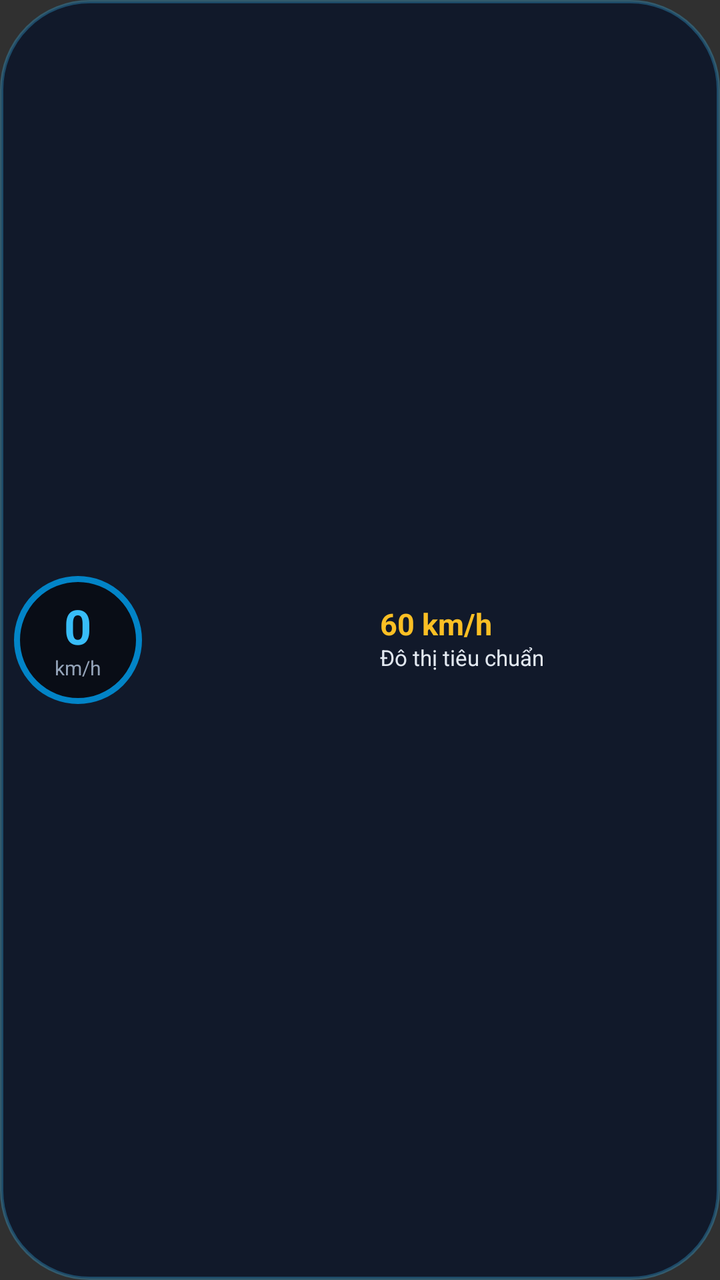
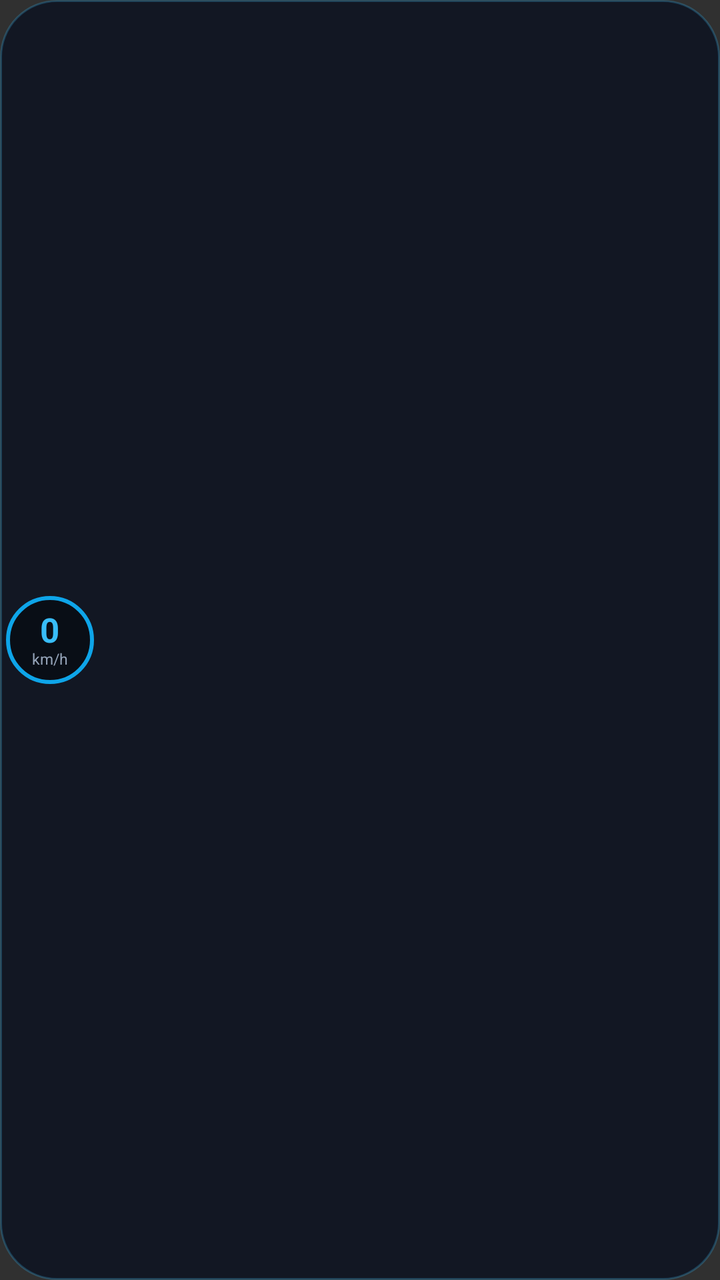

Two renders of the same Android screen: before a commit and after it. Below are the layout's source before the change and the commit's diff.
<!-- AndroidManifest.xml: application theme Theme.VietmapCarBubble -->
<!-- res/layout/layout_floating_bubble.xml -->
<?xml version="1.0" encoding="utf-8"?>
<LinearLayout xmlns:android="http://schemas.android.com/apk/res/android"
    android:id="@+id/rootBubbleContainer"
    android:layout_width="wrap_content"
    android:layout_height="wrap_content"
    android:background="@drawable/bg_bubble_pill"
    android:gravity="center_vertical"
    android:orientation="horizontal"
    android:paddingStart="7dp"
    android:paddingTop="6dp"
    android:paddingEnd="10dp"
    android:paddingBottom="6dp">

    
    <LinearLayout
        android:id="@+id/speedCircleContainer"
        android:layout_width="64dp"
        android:layout_height="64dp"
        android:background="@drawable/bg_speedometer_normal"
        android:gravity="center"
        android:orientation="vertical">

        <TextView
            android:id="@+id/tvCurrentSpeed"
            android:layout_width="wrap_content"
            android:layout_height="wrap_content"
            android:includeFontPadding="false"
            android:text="0"
            android:textColor="#38BDF8"
            android:textSize="24sp"
            android:textStyle="bold" />

        <TextView
            android:id="@+id/tvSpeedUnit"
            android:layout_width="wrap_content"
            android:layout_height="wrap_content"
            android:includeFontPadding="false"
            android:text="km/h"
            android:textColor="#94A3B8"
            android:textSize="10sp" />
    </LinearLayout>

    
    <FrameLayout
        android:layout_width="60dp"
        android:layout_height="60dp"
        android:layout_marginStart="6dp">

        <ImageView
            android:id="@+id/ivSpeedLimitSign"
            android:layout_width="58dp"
            android:layout_height="58dp"
            android:layout_gravity="center"
            android:contentDescription="Biển báo tốc độ giới hạn"
            android:scaleType="fitCenter" />

        <TextView
            android:id="@+id/tvModeBadge"
            android:layout_width="wrap_content"
            android:layout_height="wrap_content"
            android:layout_gravity="bottom|center_horizontal"
            android:background="#D90284C7"
            android:paddingStart="4dp"
            android:paddingEnd="4dp"
            android:text="SIM"
            android:textColor="#FFFFFF"
            android:textSize="8sp"
            android:textStyle="bold"
            android:visibility="gone" />
    </FrameLayout>

    
    <LinearLayout
        android:id="@+id/alertExpandPanel"
        android:layout_width="wrap_content"
        android:layout_height="wrap_content"
        android:layout_marginStart="8dp"
        android:gravity="center_vertical"
        android:orientation="horizontal"
        android:paddingEnd="4dp">

        <ImageView
            android:id="@+id/ivUpcomingAlertIcon"
            android:layout_width="38dp"
            android:layout_height="38dp"
            android:contentDescription="Biển báo phía trước"
            android:scaleType="fitCenter" />

        <LinearLayout
            android:layout_width="wrap_content"
            android:layout_height="wrap_content"
            android:layout_marginStart="7dp"
            android:orientation="vertical">

            <TextView
                android:id="@+id/tvUpcomingAlertDistance"
                android:layout_width="wrap_content"
                android:layout_height="wrap_content"
                android:includeFontPadding="false"
                android:text="60 km/h"
                android:textColor="#FBBF24"
                android:textSize="15sp"
                android:textStyle="bold" />

            <TextView
                android:id="@+id/tvUpcomingAlertName"
                android:layout_width="wrap_content"
                android:layout_height="wrap_content"
                android:ellipsize="end"
                android:maxWidth="145dp"
                android:maxLines="1"
                android:text="Đô thị tiêu chuẩn"
                android:textColor="#E2E8F0"
                android:textSize="11sp" />
        </LinearLayout>
    </LinearLayout>

</LinearLayout>
<!-- resources referenced by this layout -->
<resources>
  <!-- drawable bg_bubble_pill (drawable) -->
  <?xml version="1.0" encoding="utf-8"?>
  <shape xmlns:android="http://schemas.android.com/apk/res/android"
      android:shape="rectangle">
      <solid android:color="#EB0F172A" />
      <corners android:radius="44dp" />
      <stroke
          android:width="1.5dp"
          android:color="#4D38BDF8" />
  </shape>
  <!-- drawable bg_speedometer_normal (drawable) -->
  <?xml version="1.0" encoding="utf-8"?>
  <shape xmlns:android="http://schemas.android.com/apk/res/android"
      android:shape="oval">
      <solid android:color="#FF090D16" />
      <stroke
          android:width="3dp"
          android:color="#FF0284C7" />
  </shape>
  <style name="Theme.VietmapCarBubble" parent="Theme.AppCompat.NoActionBar">
          <item name="colorPrimary">#0284C7</item>
          <item name="colorPrimaryDark">#0B1120</item>
          <item name="colorAccent">#38BDF8</item>
          <item name="android:statusBarColor">#0B1120</item>
          <item name="android:navigationBarColor">#0B1120</item>
      </style>
</resources>

<!-- the commit's change to res/layout/layout_floating_bubble.xml (unified diff, before → after) -->
@@ -6,16 +6,16 @@
     android:background="@drawable/bg_bubble_pill"
     android:gravity="center_vertical"
     android:orientation="horizontal"
-    android:paddingStart="7dp"
-    android:paddingTop="6dp"
-    android:paddingEnd="10dp"
-    android:paddingBottom="6dp">
+    android:paddingStart="3dp"
+    android:paddingTop="3dp"
+    android:paddingEnd="4dp"
+    android:paddingBottom="3dp">
 
     
     <LinearLayout
         android:id="@+id/speedCircleContainer"
-        android:layout_width="64dp"
-        android:layout_height="64dp"
+        android:layout_width="44dp"
+        android:layout_height="44dp"
         android:background="@drawable/bg_speedometer_normal"
         android:gravity="center"
         android:orientation="vertical">
@@ -27,7 +27,7 @@
             android:includeFontPadding="false"
             android:text="0"
             android:textColor="#38BDF8"
-            android:textSize="24sp"
+            android:textSize="17sp"
             android:textStyle="bold" />
 
         <TextView
@@ -37,19 +37,19 @@
             android:includeFontPadding="false"
             android:text="km/h"
             android:textColor="#94A3B8"
-            android:textSize="10sp" />
+            android:textSize="7.5sp" />
     </LinearLayout>
 
     
     <FrameLayout
-        android:layout_width="60dp"
-        android:layout_height="60dp"
-        android:layout_marginStart="6dp">
+        android:layout_width="42dp"
+        android:layout_height="42dp"
+        android:layout_marginStart="3dp">
 
         <ImageView
             android:id="@+id/ivSpeedLimitSign"
-            android:layout_width="58dp"
-            android:layout_height="58dp"
+            android:layout_width="42dp"
+            android:layout_height="42dp"
             android:layout_gravity="center"
             android:contentDescription="Biển báo tốc độ giới hạn"
             android:scaleType="fitCenter" />
@@ -59,12 +59,12 @@
             android:layout_width="wrap_content"
             android:layout_height="wrap_content"
             android:layout_gravity="bottom|center_horizontal"
-            android:background="#D90284C7"
-            android:paddingStart="4dp"
-            android:paddingEnd="4dp"
+            android:background="#CC0284C7"
+            android:paddingStart="3dp"
+            android:paddingEnd="3dp"
             android:text="SIM"
             android:textColor="#FFFFFF"
-            android:textSize="8sp"
+            android:textSize="6.5sp"
             android:textStyle="bold"
             android:visibility="gone" />
     </FrameLayout>
@@ -74,22 +74,23 @@
         android:id="@+id/alertExpandPanel"
         android:layout_width="wrap_content"
         android:layout_height="wrap_content"
-        android:layout_marginStart="8dp"
+        android:layout_marginStart="5dp"
         android:gravity="center_vertical"
         android:orientation="horizontal"
-        android:paddingEnd="4dp">
+        android:paddingEnd="5dp"
+        android:visibility="gone">
 
         <ImageView
             android:id="@+id/ivUpcomingAlertIcon"
-            android:layout_width="38dp"
-            android:layout_height="38dp"
+            android:layout_width="28dp"
+            android:layout_height="28dp"
             android:contentDescription="Biển báo phía trước"
             android:scaleType="fitCenter" />
 
         <LinearLayout
             android:layout_width="wrap_content"
             android:layout_height="wrap_content"
-            android:layout_marginStart="7dp"
+            android:layout_marginStart="4dp"
             android:orientation="vertical">
 
             <TextView
@@ -97,9 +98,9 @@
                 android:layout_width="wrap_content"
                 android:layout_height="wrap_content"
                 android:includeFontPadding="false"
-                android:text="60 km/h"
+                android:text="150m"
                 android:textColor="#FBBF24"
-                android:textSize="15sp"
+                android:textSize="12sp"
                 android:textStyle="bold" />
 
             <TextView
@@ -107,11 +108,12 @@
                 android:layout_width="wrap_content"
                 android:layout_height="wrap_content"
                 android:ellipsize="end"
-                android:maxWidth="145dp"
+                android:includeFontPadding="false"
+                android:maxWidth="82dp"
                 android:maxLines="1"
-                android:text="Đô thị tiêu chuẩn"
+                android:text="Camera"
                 android:textColor="#E2E8F0"
-                android:textSize="11sp" />
+                android:textSize="9sp" />
         </LinearLayout>
     </LinearLayout>
 
<!-- resource entries referenced after the edit -->
@@ -4,20 +4,21 @@
   <?xml version="1.0" encoding="utf-8"?>
   <shape xmlns:android="http://schemas.android.com/apk/res/android"
       android:shape="rectangle">
-      <solid android:color="#EB0F172A" />
-      <corners android:radius="44dp" />
+      
+      <solid android:color="#C80B1120" />
+      <corners android:radius="28dp" />
       <stroke
-          android:width="1.5dp"
-          android:color="#4D38BDF8" />
+          android:width="1dp"
+          android:color="#4038BDF8" />
   </shape>
   <!-- drawable bg_speedometer_normal (drawable) -->
   <?xml version="1.0" encoding="utf-8"?>
   <shape xmlns:android="http://schemas.android.com/apk/res/android"
       android:shape="oval">
-      <solid android:color="#FF090D16" />
+      <solid android:color="#EE090D16" />
       <stroke
-          android:width="3dp"
-          android:color="#FF0284C7" />
+          android:width="2dp"
+          android:color="#FF0EA5E9" />
   </shape>
   <style name="Theme.VietmapCarBubble" parent="Theme.AppCompat.NoActionBar">
           <item name="colorPrimary">#0284C7</item>
